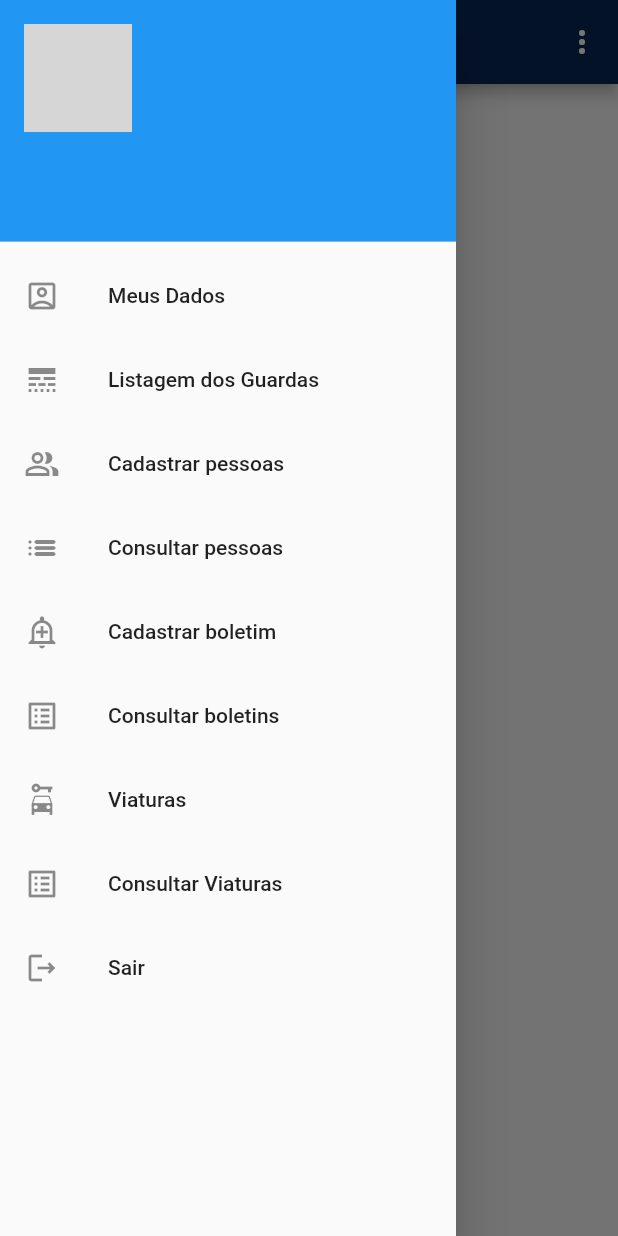
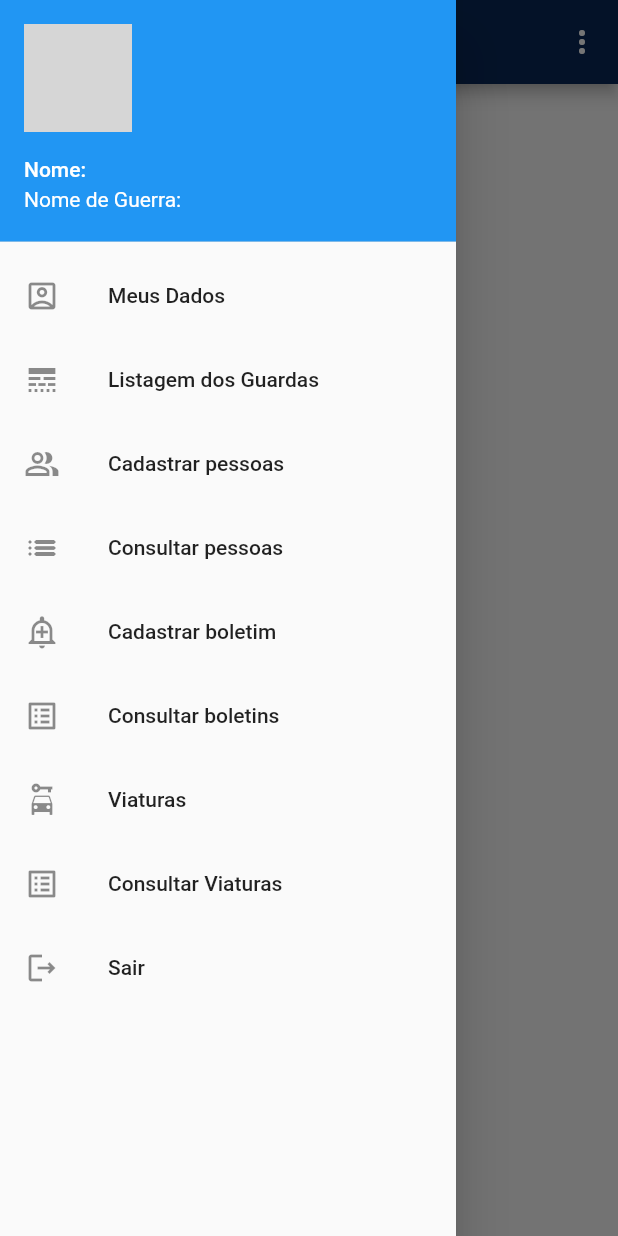
Before and after one commit to matheusneriss/aplicativo-boletim, a Flutter app: the PainelComandante screen opened by its route, with the side drawer open, on a phone screen of 412 x 824 dp. Run offline on Flutter 3.47's test engine with Material 2 defaults, Android fonts, the phone set to English and light mode, and no system bars; our stand-ins replace cloud_firestore, firebase_auth, firebase_core, firebase_storage, image_picker, mask_text_input_formatter; accounts and stored records are empty; network calls fail; grey boxes are pictures that could not be loaded.

Commit message:
ajustes na tela meus dados e botoes

```diff
--- a/lib/telas/PainelComandante.dart
+++ b/lib/telas/PainelComandante.dart
@@ -12,6 +12,8 @@ class PainelComandante extends StatefulWidget {
 class _PainelComandanteState extends State<PainelComandante> {
   TextEditingController _controllerNome = TextEditingController();
   TextEditingController _controllerEmail = TextEditingController();
+  TextEditingController _controllerQra = TextEditingController();
+
   late String? _urlImagemRecuperada = null;
 
   List<String> itensMenu = [
@@ -42,7 +44,7 @@ class _PainelComandanteState extends State<PainelComandante> {
 
     dynamic dados = snapshot.data();
     _controllerNome.text = dados["nome"];
-    _controllerEmail.text =dados["email"];
+    _controllerQra.text = dados["nome de guerra"];
     setState(() {
       _urlImagemRecuperada = "${(dados as dynamic)["urlImagem"]}";
     });
@@ -80,10 +82,10 @@ class _PainelComandanteState extends State<PainelComandante> {
             children: [
               new UserAccountsDrawerHeader(
                 accountName: new Text(
-                    _controllerNome.text
+                  'Nome: ' + _controllerNome.text
                 ),
                 accountEmail: new Text(
-                    _controllerEmail.text
+                    'Nome de Guerra: ' + _controllerQra.text
                 ),
                 currentAccountPicture: new CircleAvatar(
                     backgroundImage:
--- a/lib/telas/Recuperar_senha.dart
+++ b/lib/telas/Recuperar_senha.dart
@@ -70,6 +70,7 @@ class _ResetScreenState extends State<ResetScreen> {
         mainAxisAlignment: MainAxisAlignment.spaceAround,
         children: [
           RaisedButton(
+            color: Color(0xFF092757),
             child: Text('Enviar solicitação',
             style: TextStyle(
               color: Colors.white,
@@ -118,9 +119,7 @@ class _ResetScreenState extends State<ResetScreen> {
                       ),
                     );
                   });
-
             },
-            color: Theme.of(context).accentColor,
           ),
 
         ],
```
Also changed, not shown: lib/telas/MeusDados.dart (+62 -57 lines).
